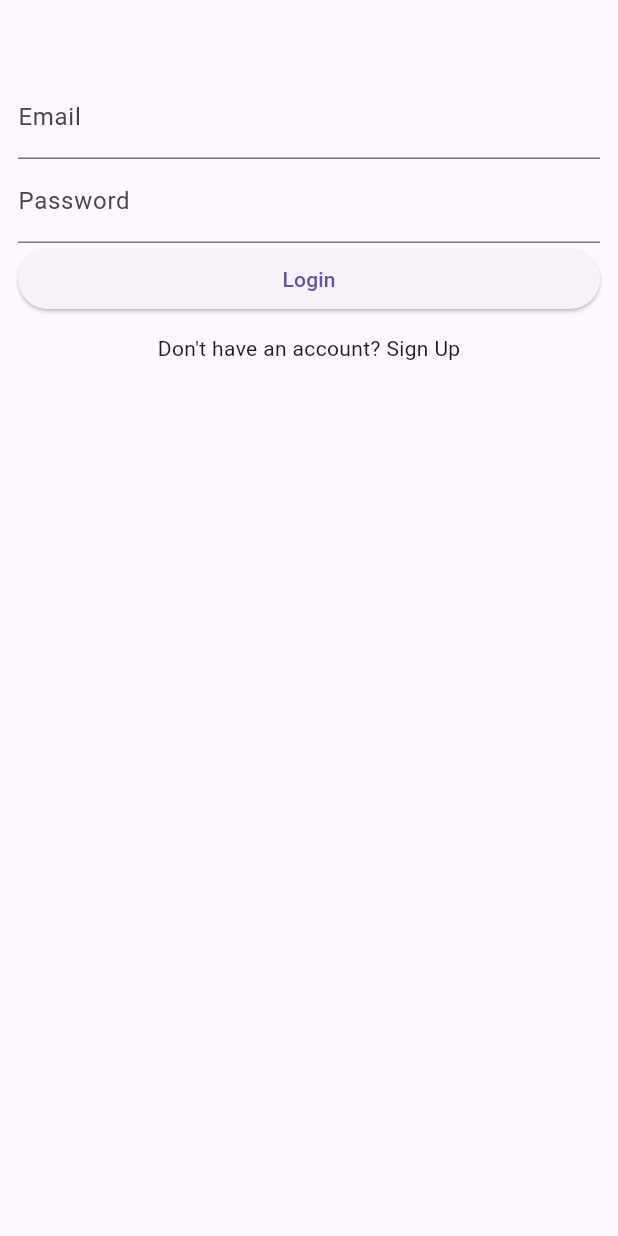
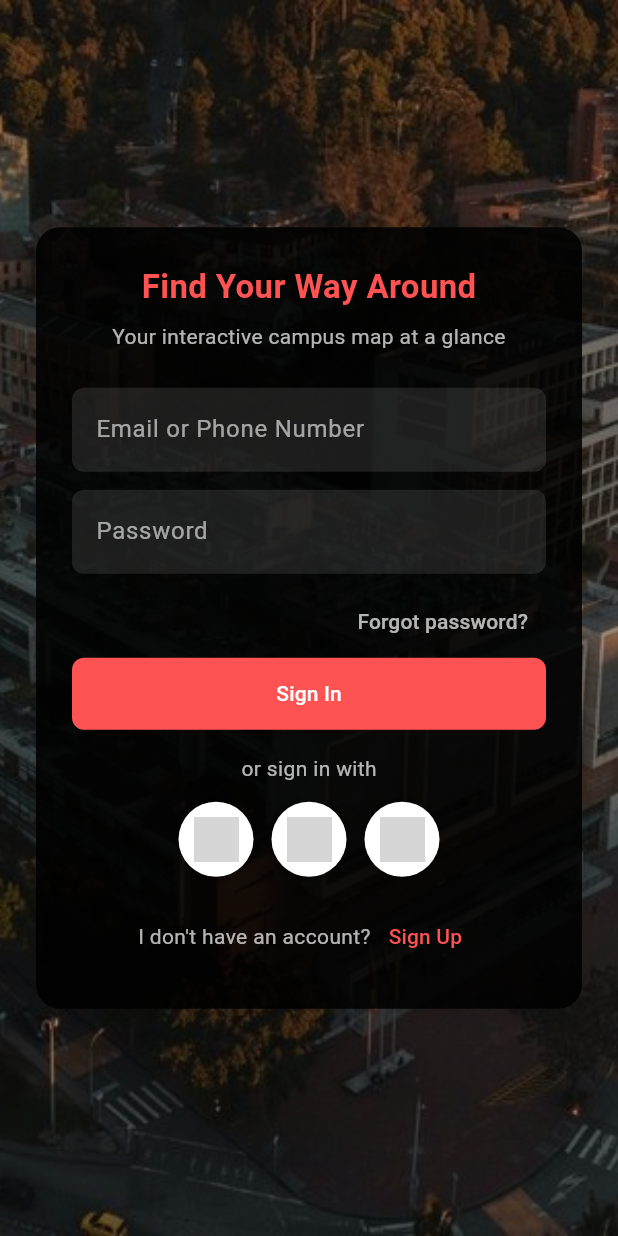
Before and after one commit to ISIS3510-G12/Dart-G12, a Flutter app: the screen it shows after launch, on a phone screen of 412 x 824 dp. Run offline on Flutter 3.47's test engine with Material 3 defaults, Android fonts, the phone set to English and light mode, and no system bars; our stand-ins replace supabase_flutter; accounts and stored records are empty; grey boxes are pictures that could not be loaded.

Commit message:
Implement authentication flow with AuthGate and profile management

```diff
--- a/lib/main.dart
+++ b/lib/main.dart
@@ -1,4 +1,4 @@
-import 'package:dart_g12/data/model/auth_gate.dart';
+import 'package:dart_g12/views/auth_gate.dart';
 import 'package:flutter/material.dart';
 //import 'views/MainScreen.dart';
 import 'package:supabase_flutter/supabase_flutter.dart';
--- a/lib/views/MainScreen.dart
+++ b/lib/views/MainScreen.dart
@@ -1,3 +1,4 @@
+import 'package:dart_g12/views/profile_page.dart';
 import 'package:flutter/material.dart';
 import '../views/pagina1.dart';
 import '../views/pagina2.dart';
@@ -16,6 +17,10 @@ class _MainScreenState extends State<MainScreen> {
   final List<Widget> _pages = [
     const Pagina1(),
     const Pagina2(),
+    const Pagina1(),
+    const Pagina2(),
+    const ProfilePage(),
+
   ];
 
   @override
--- a/lib/views/login_page.dart
+++ b/lib/views/login_page.dart
@@ -1,6 +1,6 @@
-import 'package:dart_g12/data/model/auth_service.dart';
+import 'package:flutter/material.dart';
+import 'package:dart_g12/data/services/auth_service.dart';
 import 'package:dart_g12/views/register_page.dart';
-import 'package:flutter/material.dart';
 
 class LoginPage extends StatefulWidget {
   const LoginPage({super.key});
@@ -10,67 +10,208 @@ class LoginPage extends StatefulWidget {
 }
 
 class _LoginPageState extends State<LoginPage> {
-  // get auth service
+  // Auth Service
   final authService = AuthService();
 
-  //text controllers
+  // Controllers
   final _emailController = TextEditingController();
   final _passwordController = TextEditingController();
 
-  // login button pressed
+  // Login
   void login() async {
-    // prepare data
     final email = _emailController.text;
     final password = _passwordController.text;
 
-    // attempt login
-
     try {
       await authService.signInWithEmailPassword(email, password);
-    }
-
-    //catch any errors...
-    catch (e) {
+    } catch (e) {
       if (mounted) {
         ScaffoldMessenger.of(context).showSnackBar(
-          SnackBar(
-            content: Text('Error: $e'),
-          ),
+          SnackBar(content: Text('Error: $e')),
         );
       }
     }
   }
 
-  //BUILD UI
   @override
   Widget build(BuildContext context) {
     return Scaffold(
-      body: ListView(
-        padding: EdgeInsets.symmetric(horizontal: 12, vertical: 50),
+      body: Stack(
         children: [
-          //Email
+          // Fondo con imagen
+          Positioned.fill(
+            child: Image.asset(
+              "assets/images/andes.jpg", // Asegúrate de tener esta imagen en assets
+              fit: BoxFit.cover,
+            ),
+          ),
+
+          // Capa de color oscuro semi-transparente
+          Positioned.fill(
+            child: Container(color: Colors.black.withOpacity(0.4)),
+          ),
+
+          // Contenedor del formulario
+          Center(
+            child: Padding(
+              padding: const EdgeInsets.symmetric(horizontal: 24),
+              child: Container(
+                padding: const EdgeInsets.all(24),
+                decoration: BoxDecoration(
+                  color: Colors.black87,
+                  borderRadius: BorderRadius.circular(16),
+                ),
+                child: Column(
+                  mainAxisSize: MainAxisSize.min,
+                  children: [
+                    // Título
+                    const Text(
+                      "Find Your Way Around",
+                      style: TextStyle(
+                        fontSize: 22,
+                        fontWeight: FontWeight.bold,
+                        color: Colors.redAccent,
+                      ),
+                    ),
+                    const SizedBox(height: 8),
+                    const Text(
+                      "Your interactive campus map at a glance",
+                      textAlign: TextAlign.center,
+                      style: TextStyle(color: Colors.white70),
+                    ),
+                    const SizedBox(height: 24),
+
+                    // Campo de Email
                     TextField(
                       controller: _emailController,
-              decoration: const InputDecoration(labelText: "Email")),
+                      style: const TextStyle(color: Colors.white),
+                      decoration: InputDecoration(
+                        filled: true,
+                        fillColor: Colors.white10,
+                        hintText: "Email or Phone Number",
+                        hintStyle: TextStyle(color: Colors.white60),
+                        border: OutlineInputBorder(
+                          borderRadius: BorderRadius.circular(8),
+                          borderSide: BorderSide.none,
+                        ),
+                      ),
+                    ),
+                    const SizedBox(height: 12),
 
-          //Password
+                    // Campo de Password
                     TextField(
                       controller: _passwordController,
-              decoration: const InputDecoration(labelText: "Password")),
+                      obscureText: true,
+                      style: const TextStyle(color: Colors.white),
+                      decoration: InputDecoration(
+                        filled: true,
+                        fillColor: Colors.white10,
+                        hintText: "Password",
+                        hintStyle: TextStyle(color: Colors.white60),
+                        border: OutlineInputBorder(
+                          borderRadius: BorderRadius.circular(8),
+                          borderSide: BorderSide.none,
+                        ),
+                      ),
+                    ),
+                    const SizedBox(height: 8),
 
-          //Button
-          ElevatedButton(onPressed: login, child: const Text("Login")),
+                    // Olvidó su contraseña
+                    Align(
+                      alignment: Alignment.centerRight,
+                      child: TextButton(
+                        onPressed: () {}, // Agrega la acción aquí
+                        child: const Text("Forgot password?",
+                            style: TextStyle(color: Colors.white70)),
+                      ),
+                    ),
+
+                    // Botón de Login
+                    SizedBox(
+                      width: double.infinity,
+                      child: ElevatedButton(
+                        onPressed: login,
+                        style: ElevatedButton.styleFrom(
+                          backgroundColor: Colors.redAccent,
+                          padding: const EdgeInsets.symmetric(vertical: 14),
+                          shape: RoundedRectangleBorder(
+                            borderRadius: BorderRadius.circular(8),
+                          ),
+                        ),
+                        child: const Text("Sign In",
+                            style: TextStyle(color: Colors.white)),
+                      ),
+                    ),
+
+                    const SizedBox(height: 16),
+
+                    // Divider
+                    const Text("or sign in with",
+                        style: TextStyle(color: Colors.white70)),
 
                     const SizedBox(height: 12),
 
-          GestureDetector(
-              onTap: () => Navigator.push(
+                    // Botones de redes sociales
+                    Row(
+                      mainAxisAlignment: MainAxisAlignment.center,
+                      children: [
+                        _socialButton("assets/google.png"), // Google
+                        const SizedBox(width: 12),
+                        _socialButton("assets/apple.png"), // Apple
+                        const SizedBox(width: 12),
+                        _socialButton("assets/facebook.png"), // Facebook
+                      ],
+                    ),
+
+                    const SizedBox(height: 16),
+
+                    // No tienes cuenta
+                    Row(
+                      mainAxisAlignment: MainAxisAlignment.center,
+                      children: [
+                        const Text("I don't have an account?",
+                            style: TextStyle(color: Colors.white70)),
+                        TextButton(
+                          onPressed: () => Navigator.push(
                             context,
                             MaterialPageRoute(
-                      builder: (context) => const RegisterPage())),
-              child: const Center(child: Text("Don't have an account? Sign Up"))),
+                              builder: (context) => const RegisterPage(),
+                            ),
+                          ),
+                          child: const Text("Sign Up",
+                              style: TextStyle(color: Colors.redAccent)),
+                        ),
+                      ],
+                    ),
+                  ],
+                ),
+              ),
+            ),
+          ),
         ],
       ),
     );
   }
+
+  // Widget para los botones de redes sociales
+  Widget _socialButton(String imagePath) {
+    return Container(
+      width: 50,
+      height: 50,
+      decoration: BoxDecoration(
+        color: Colors.white,
+        shape: BoxShape.circle,
+        boxShadow: [
+          BoxShadow(
+            color: Colors.black.withOpacity(0.2),
+            blurRadius: 6,
+            spreadRadius: 2,
+          ),
+        ],
+      ),
+      child: Center(
+        child: Image.asset(imagePath, width: 30, height: 30),
+      ),
+    );
   }
+}
--- /dev/null
+++ b/lib/views/profile_page.dart
@@ -0,0 +1,41 @@
+import 'package:dart_g12/data/services/auth_service.dart';
+import 'package:flutter/material.dart';
+
+class ProfilePage extends StatefulWidget {
+  const ProfilePage({super.key});
+
+  @override
+  State<ProfilePage> createState() => _ProfilePageState();
+
+}
+class _ProfilePageState extends State<ProfilePage> {
+
+  // get auth service
+  final authService = AuthService();
+
+  // log out button pressed
+  void logout() async {
+    await authService.signOut();
+
+  }
+
+  @override
+  Widget build(BuildContext context) {
+
+    // get user email
+    final currentEmail = authService.getCurrentUserEmail();
+
+    return Scaffold(
+      appBar: AppBar(
+        title: const Text('Profile'),
+        actions: [
+          // log out button
+          IconButton(onPressed: logout, icon: const Icon(Icons.logout))
+        ],
+      ),
+      body: Center(
+        child: Text(currentEmail.toString()),
+      ),
+    );
+  }
+}
--- a/lib/views/register_page.dart
+++ b/lib/views/register_page.dart
@@ -1,4 +1,4 @@
-import 'package:dart_g12/data/model/auth_service.dart';
+import 'package:dart_g12/data/services/auth_service.dart';
 import 'package:flutter/material.dart';
 
 class RegisterPage extends StatefulWidget {
@@ -66,18 +66,19 @@ class _RegisterPageState extends State<RegisterPage> {
           //Password
           TextField(
               controller: _passwordController,
-              decoration: const InputDecoration(labelText: "Password")),
+              decoration: const InputDecoration(labelText: "Password"),
+              obscureText: true),
 
           // Confirm Password
           TextField(
               controller: _confirmPasswordController,
-              decoration: const InputDecoration(labelText: "Confirm Password")),
+              decoration: const InputDecoration(labelText: "Confirm Password"),
+              obscureText: true),
 
           //Button
           ElevatedButton(onPressed: signUp, child: const Text("Sign Up")),
 
           const SizedBox(height: 12),
-
         ],
       ),
     );
```
Also changed, not shown: lib/data/services/auth_service.dart (renamed from lib/data/model/auth_service.dart), lib/views/auth_gate.dart (renamed from lib/data/model/auth_gate.dart). Lines whose indentation alone changed are shown as unchanged.
